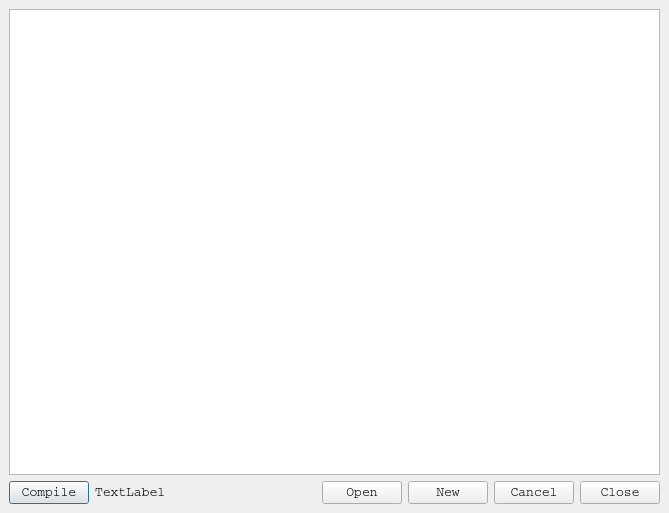
The window that pvdevelop/dlgdaemon.ui (nestorlevi/PvSuite) describes before a commit, drawn with Qt 5.
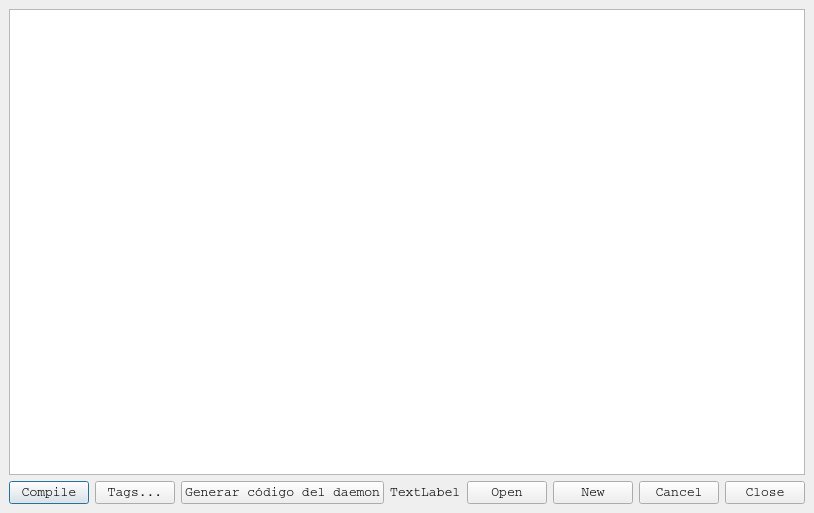
The same window after the commit.

Diff of the .ui file:
```diff
--- a/pvdevelop/dlgdaemon.ui
+++ b/pvdevelop/dlgdaemon.ui
@@ -53,6 +53,26 @@
        </property>
       </widget>
      </item>
+     <item>
+      <widget class="QPushButton" name="pushButtonTags">
+       <property name="text">
+        <string>Tags...</string>
+       </property>
+       <property name="toolTip">
+        <string>Editor de tags: variables con nombre, su dirección y tipo (se leen agrupadas en bloques)</string>
+       </property>
+      </widget>
+     </item>
+     <item>
+      <widget class="QPushButton" name="pushButtonDaemonCode">
+       <property name="text">
+        <string>Generar código del daemon</string>
+       </property>
+       <property name="toolTip">
+        <string>Copia el código de rlopcuadaemon (y open62541) a la carpeta opcuadaemon del proyecto para modificarlo y compilarlo</string>
+       </property>
+      </widget>
+     </item>
      <item>
       <widget class="QLabel" name="labelFile">
        <property name="text">
```
